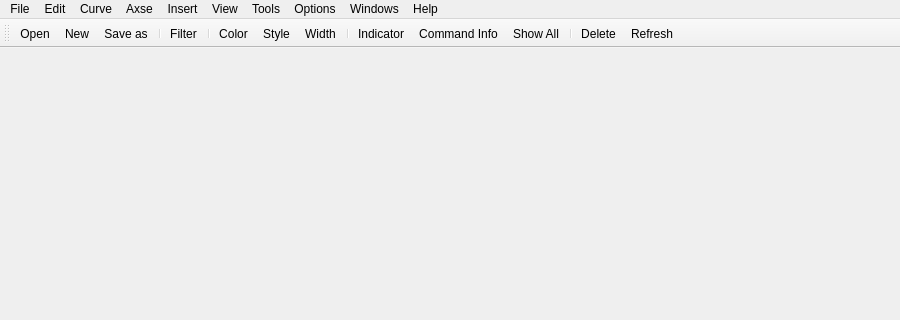
This is icurve_v2.1/icurve/resource/icurve.ui in Sunfe/icurve as Qt 5 draws it before an edit; both pictures show x 0 to 900 and y 0 to 320 of the 900 by 600 pixel window. The edited form follows.
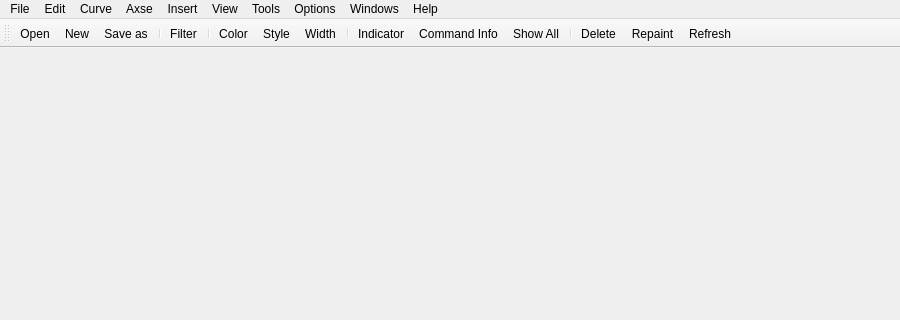
This is the edited form. Icons and pictures are not drawn.

Commit message: curve repaint action added.20170406-23:48

Patch:
```diff
--- a/icurve_v2.1/icurve/resource/icurve.ui
+++ b/icurve_v2.1/icurve/resource/icurve.ui
@@ -205,6 +205,7 @@
    <addaction name="actionShowAll"/>
    <addaction name="separator"/>
    <addaction name="actionDelete"/>
+   <addaction name="actionRepaint"/>
    <addaction name="actionRefresh"/>
   </widget>
   <action name="actionOpen">
@@ -670,6 +671,15 @@
     <string>Cli Parser</string>
    </property>
   </action>
+  <action name="actionRepaint">
+   <property name="icon">
+    <iconset resource="icurve.qrc">
+     <normaloff>:/icurve/images/repaint.png</normaloff>:/icurve/images/repaint.png</iconset>
+   </property>
+   <property name="text">
+    <string>Repaint</string>
+   </property>
+  </action>
  </widget>
  <layoutdefault spacing="6" margin="11"/>
  <resources>
```
Left out of the diff: 1 changed line with no effect on the pictures. The commit also changes 6 other files.
